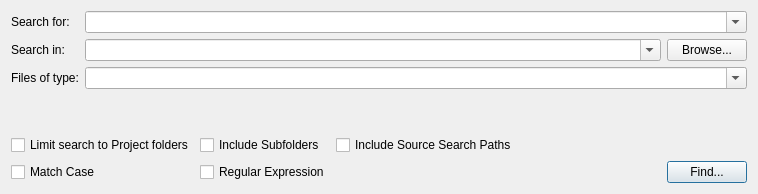
Qt form apps/ide/common/searchwidget.ui (christopherpow/nesicide) before a commit.
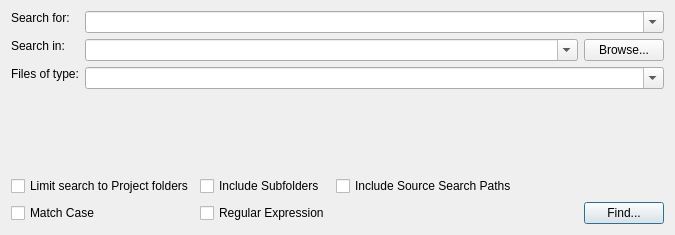
The same form after that commit. Icons and pictures are not drawn.

Patch:
```diff
--- a/apps/ide/common/searchwidget.ui
+++ b/apps/ide/common/searchwidget.ui
@@ -6,39 +6,45 @@
    <rect>
     <x>0</x>
     <y>0</y>
-    <width>758</width>
-    <height>194</height>
+    <width>675</width>
+    <height>235</height>
    </rect>
   </property>
   <property name="sizePolicy">
-   <sizepolicy hsizetype="Expanding" vsizetype="Fixed">
+   <sizepolicy hsizetype="Expanding" vsizetype="Expanding">
     <horstretch>0</horstretch>
     <verstretch>0</verstretch>
    </sizepolicy>
   </property>
-  <property name="minimumSize">
-   <size>
-    <width>559</width>
-    <height>155</height>
-   </size>
-  </property>
-  <property name="maximumSize">
-   <size>
-    <width>524287</width>
-    <height>524287</height>
-   </size>
-  </property>
   <property name="windowTitle">
    <string>Search</string>
   </property>
   <layout class="QGridLayout" name="gridLayout_2">
+   <property name="horizontalSpacing">
+    <number>-1</number>
+   </property>
+   <property name="verticalSpacing">
+    <number>6</number>
+   </property>
    <item row="0" column="0">
     <layout class="QFormLayout" name="formLayout_2">
      <property name="fieldGrowthPolicy">
-      <enum>QFormLayout::AllNonFixedFieldsGrow</enum>
+      <enum>QFormLayout::ExpandingFieldsGrow</enum>
+     </property>
+     <property name="horizontalSpacing">
+      <number>6</number>
+     </property>
+     <property name="verticalSpacing">
+      <number>6</number>
      </property>
      <item row="0" column="0">
       <widget class="QLabel" name="label">
+       <property name="sizePolicy">
+        <sizepolicy hsizetype="Preferred" vsizetype="Fixed">
+         <horstretch>0</horstretch>
+         <verstretch>0</verstretch>
+        </sizepolicy>
+       </property>
        <property name="text">
         <string>Search for:</string>
        </property>
@@ -46,6 +52,12 @@
      </item>
      <item row="0" column="1">
       <widget class="QComboBox" name="searchText">
+       <property name="sizePolicy">
+        <sizepolicy hsizetype="Expanding" vsizetype="Fixed">
+         <horstretch>0</horstretch>
+         <verstretch>0</verstretch>
+        </sizepolicy>
+       </property>
        <property name="editable">
         <bool>true</bool>
        </property>
@@ -59,6 +71,12 @@
      </item>
      <item row="1" column="0">
       <widget class="QLabel" name="label_2">
+       <property name="sizePolicy">
+        <sizepolicy hsizetype="Preferred" vsizetype="Fixed">
+         <horstretch>0</horstretch>
+         <verstretch>0</verstretch>
+        </sizepolicy>
+       </property>
        <property name="text">
         <string>Search in:</string>
        </property>
@@ -69,7 +87,7 @@
        <item>
         <widget class="QComboBox" name="location">
          <property name="sizePolicy">
-          <sizepolicy hsizetype="MinimumExpanding" vsizetype="Fixed">
+          <sizepolicy hsizetype="Expanding" vsizetype="Fixed">
            <horstretch>0</horstretch>
            <verstretch>0</verstretch>
           </sizepolicy>
@@ -97,6 +115,12 @@
      </item>
      <item row="2" column="0">
       <widget class="QLabel" name="label_3">
+       <property name="sizePolicy">
+        <sizepolicy hsizetype="Preferred" vsizetype="Fixed">
+         <horstretch>0</horstretch>
+         <verstretch>0</verstretch>
+        </sizepolicy>
+       </property>
        <property name="text">
         <string>Files of type:</string>
        </property>
@@ -104,6 +128,12 @@
      </item>
      <item row="2" column="1">
       <widget class="QComboBox" name="type">
+       <property name="sizePolicy">
+        <sizepolicy hsizetype="Expanding" vsizetype="Fixed">
+         <horstretch>0</horstretch>
+         <verstretch>0</verstretch>
+        </sizepolicy>
+       </property>
        <property name="editable">
         <bool>true</bool>
        </property>
@@ -116,6 +146,9 @@
    </item>
    <item row="1" column="0">
     <layout class="QGridLayout" name="gridLayout">
+     <property name="spacing">
+      <number>-1</number>
+     </property>
      <item row="1" column="3">
       <widget class="QPushButton" name="find">
        <property name="text">
@@ -150,13 +183,6 @@
        </property>
       </widget>
      </item>
-     <item row="0" column="2">
-      <widget class="QCheckBox" name="sourceSearchPaths">
-       <property name="text">
-        <string>Include Source Search Paths</string>
-       </property>
-      </widget>
-     </item>
      <item row="0" column="1">
       <widget class="QCheckBox" name="subfolders">
        <property name="text">
@@ -177,6 +203,13 @@
        </property>
       </spacer>
      </item>
+     <item row="0" column="2" colspan="2">
+      <widget class="QCheckBox" name="sourceSearchPaths">
+       <property name="text">
+        <string>Include Source Search Paths</string>
+       </property>
+      </widget>
+     </item>
     </layout>
    </item>
   </layout>
```
Left out of the diff: 2 changed lines with no effect on the pictures.
